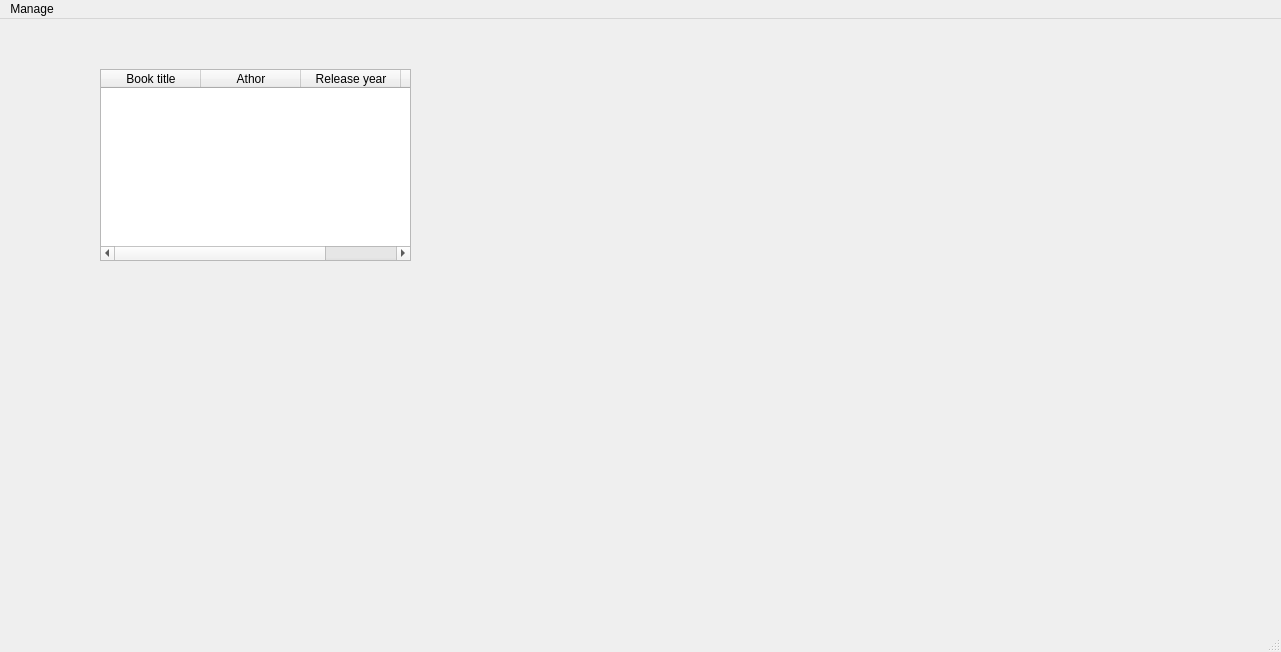
The window that mainwindow.ui (Alligraphic/BookShelf) describes before a commit, drawn with Qt 5.
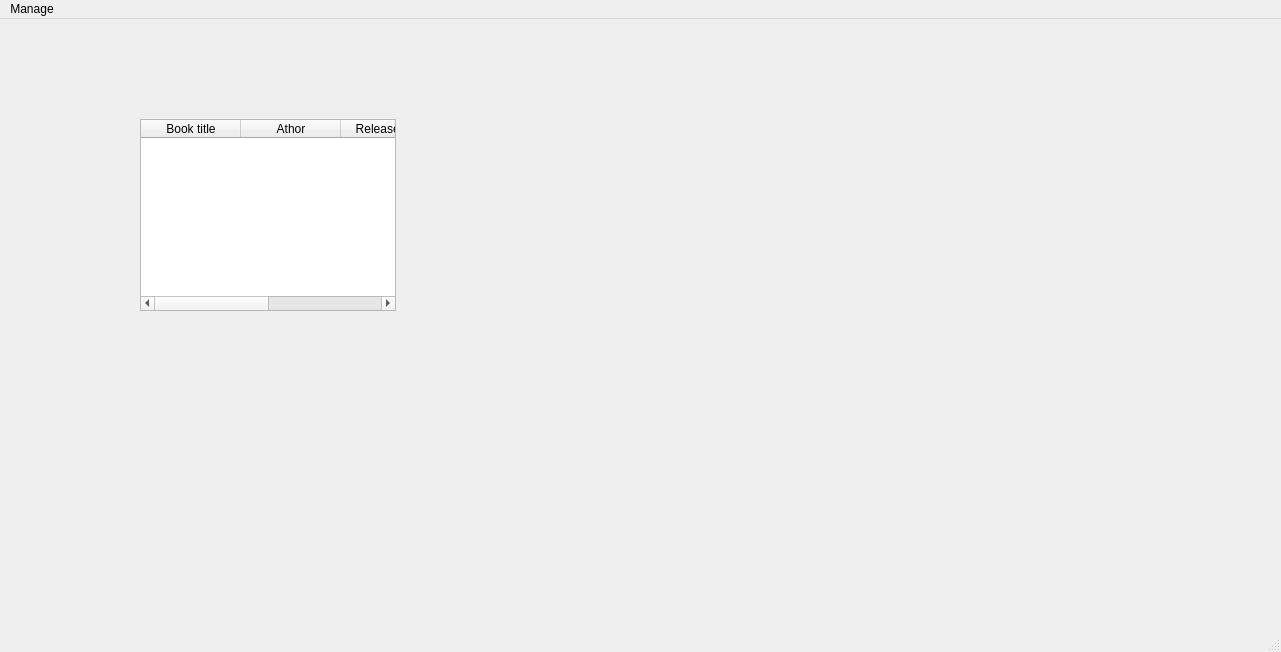
The same window after the commit.

Commit message: fixed everything and added delete ui

Diff of the .ui file:
```diff
--- a/mainwindow.ui
+++ b/mainwindow.ui
@@ -20,9 +20,9 @@
    <widget class="QTableWidget" name="tableWidget">
     <property name="geometry">
      <rect>
-      <x>100</x>
-      <y>50</y>
-      <width>311</width>
+      <x>140</x>
+      <y>100</y>
+      <width>256</width>
       <height>192</height>
      </rect>
     </property>
```
The commit also changes 3 other files.
